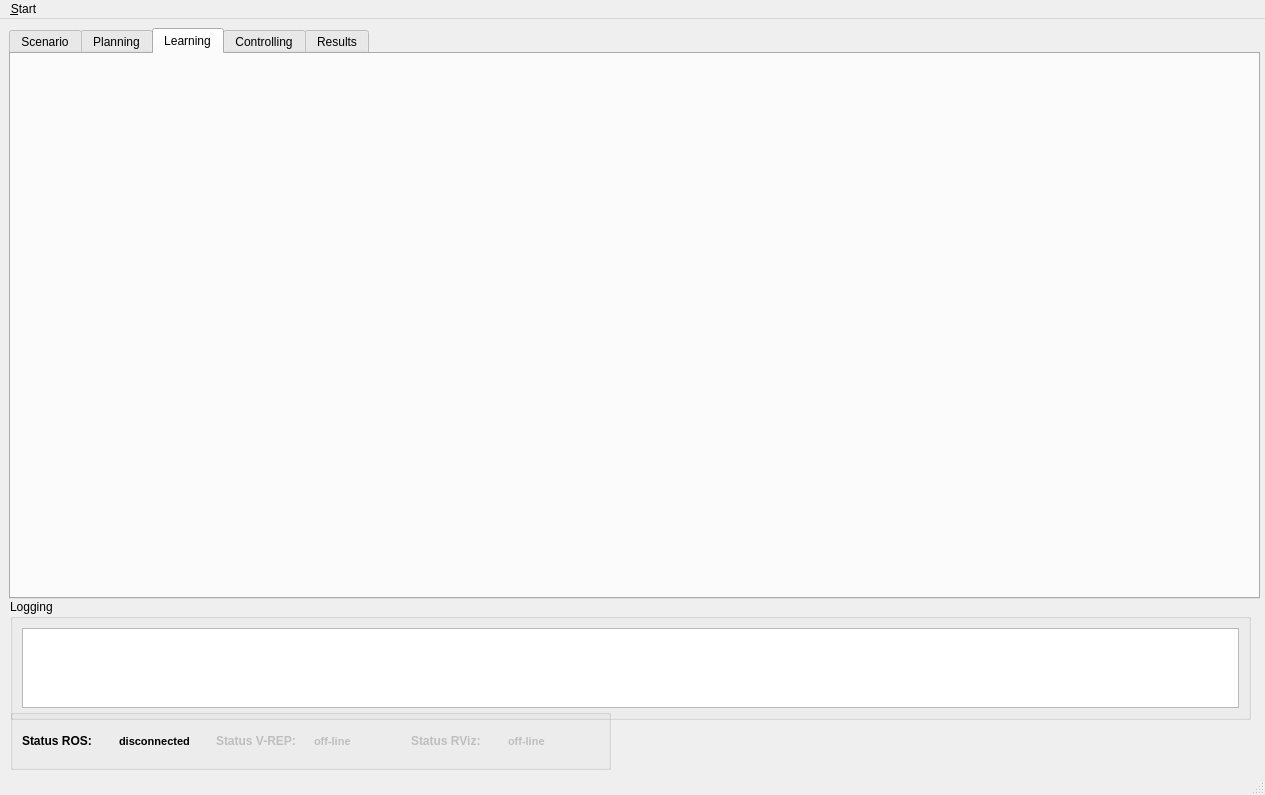
Before: the Qt Designer form ui/main_window.ui in zohannn/motion_manager, drawn with Qt 5.
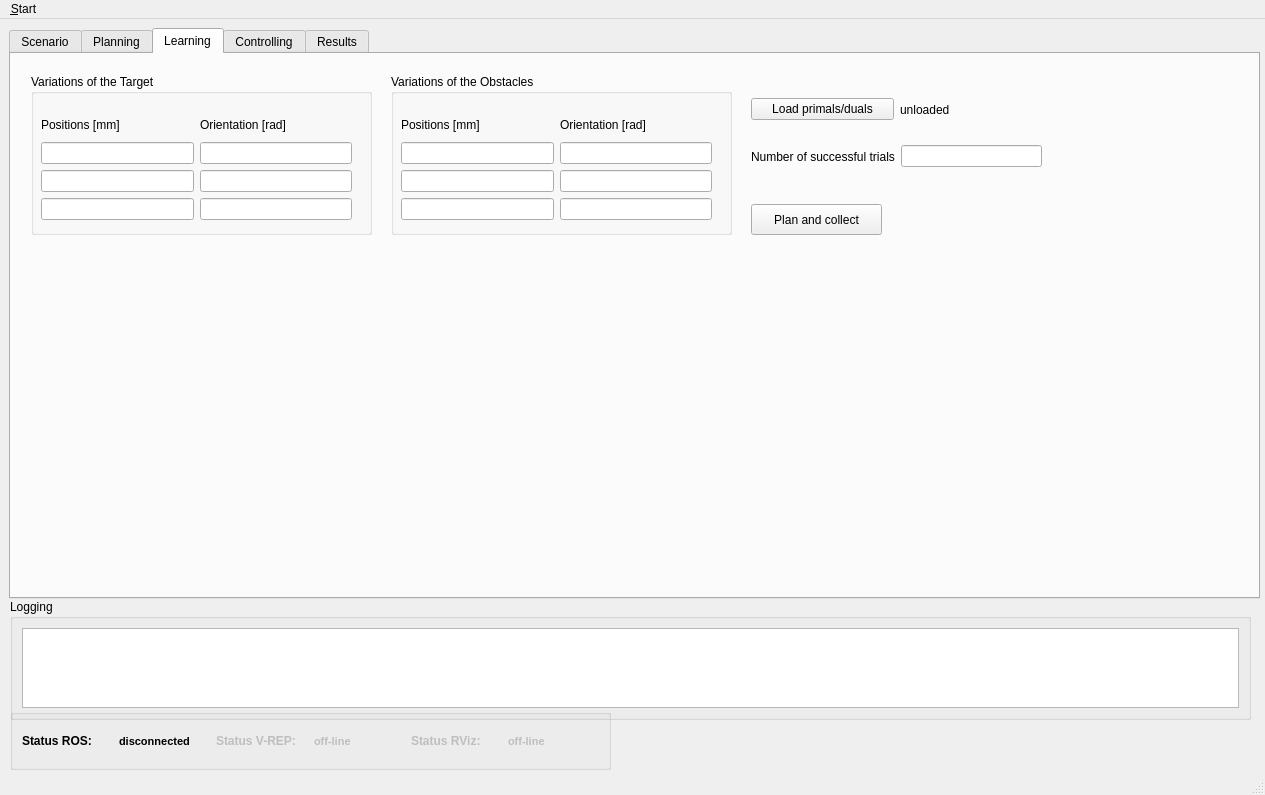
After: the same form once the commit is applied. The open tabs and pages were chosen to show the change. Icons and pictures are not drawn. Custom widgets are drawn as their Qt base class.

Patch:
```diff
--- a/ui/main_window.ui
+++ b/ui/main_window.ui
@@ -1057,6 +1057,197 @@
      <attribute name="title">
       <string>Learning</string>
      </attribute>
+     <widget class="QGroupBox" name="groupBox_tar_var">
+      <property name="geometry">
+       <rect>
+        <x>20</x>
+        <y>20</y>
+        <width>341</width>
+        <height>161</height>
+       </rect>
+      </property>
+      <property name="title">
+       <string>Variations of the Target</string>
+      </property>
+      <widget class="QWidget" name="">
+       <property name="geometry">
+        <rect>
+         <x>10</x>
+         <y>40</y>
+         <width>311</width>
+         <height>106</height>
+        </rect>
+       </property>
+       <layout class="QHBoxLayout" name="horizontalLayout_40">
+        <item>
+         <layout class="QVBoxLayout" name="verticalLayout_18">
+          <item>
+           <widget class="QLabel" name="label_tar_pos_var">
+            <property name="text">
+             <string>Positions [mm]</string>
+            </property>
+           </widget>
+          </item>
+          <item>
+           <widget class="QLineEdit" name="lineEdit_tar_x_var"/>
+          </item>
+          <item>
+           <widget class="QLineEdit" name="lineEdit_tar_y_var"/>
+          </item>
+          <item>
+           <widget class="QLineEdit" name="lineEdit_tar_z_var"/>
+          </item>
+         </layout>
+        </item>
+        <item>
+         <layout class="QVBoxLayout" name="verticalLayout_19">
+          <item>
+           <widget class="QLabel" name="label_tar_orient_var">
+            <property name="text">
+             <string>Orientation [rad]</string>
+            </property>
+           </widget>
+          </item>
+          <item>
+           <widget class="QLineEdit" name="lineEdit_tar_roll_var"/>
+          </item>
+          <item>
+           <widget class="QLineEdit" name="lineEdit_tar_pitch_var"/>
+          </item>
+          <item>
+           <widget class="QLineEdit" name="lineEdit_tar_yaw_var"/>
+          </item>
+         </layout>
+        </item>
+       </layout>
+      </widget>
+     </widget>
+     <widget class="QGroupBox" name="groupBox_obsts_var">
+      <property name="geometry">
+       <rect>
+        <x>380</x>
+        <y>20</y>
+        <width>341</width>
+        <height>161</height>
+       </rect>
+      </property>
+      <property name="title">
+       <string>Variations of the Obstacles</string>
+      </property>
+      <widget class="QWidget" name="layoutWidget_7">
+       <property name="geometry">
+        <rect>
+         <x>10</x>
+         <y>40</y>
+         <width>311</width>
+         <height>106</height>
+        </rect>
+       </property>
+       <layout class="QHBoxLayout" name="horizontalLayout_43">
+        <item>
+         <layout class="QVBoxLayout" name="verticalLayout_20">
+          <item>
+           <widget class="QLabel" name="label_obsts_pos_var">
+            <property name="text">
+             <string>Positions [mm]</string>
+            </property>
+           </widget>
+          </item>
+          <item>
+           <widget class="QLineEdit" name="lineEdit_obsts_x_var"/>
+          </item>
+          <item>
+           <widget class="QLineEdit" name="lineEdit_obsts_y_var"/>
+          </item>
+          <item>
+           <widget class="QLineEdit" name="lineEdit_obsts_z_var"/>
+          </item>
+         </layout>
+        </item>
+        <item>
+         <layout class="QVBoxLayout" name="verticalLayout_21">
+          <item>
+           <widget class="QLabel" name="label_obsts_orient_var">
+            <property name="text">
+             <string>Orientation [rad]</string>
+            </property>
+           </widget>
+          </item>
+          <item>
+           <widget class="QLineEdit" name="lineEdit_obsts_roll_var"/>
+          </item>
+          <item>
+           <widget class="QLineEdit" name="lineEdit_obsts_pitch_var"/>
+          </item>
+          <item>
+           <widget class="QLineEdit" name="lineEdit_obsts_yaw_var"/>
+          </item>
+         </layout>
+        </item>
+       </layout>
+      </widget>
+     </widget>
+     <widget class="QPushButton" name="pushButton_plan_collect">
+      <property name="geometry">
+       <rect>
+        <x>740</x>
+        <y>150</y>
+        <width>131</width>
+        <height>31</height>
+       </rect>
+      </property>
+      <property name="text">
+       <string>Plan and collect</string>
+      </property>
+     </widget>
+     <widget class="QWidget" name="">
+      <property name="geometry">
+       <rect>
+        <x>740</x>
+        <y>90</y>
+        <width>291</width>
+        <height>25</height>
+       </rect>
+      </property>
+      <layout class="QHBoxLayout" name="horizontalLayout_46">
+       <item>
+        <widget class="QLabel" name="label_trials">
+         <property name="text">
+          <string>Number of successful trials</string>
+         </property>
+        </widget>
+       </item>
+       <item>
+        <widget class="QLineEdit" name="lineEdit_trials"/>
+       </item>
+      </layout>
+     </widget>
+     <widget class="QWidget" name="">
+      <property name="geometry">
+       <rect>
+        <x>740</x>
+        <y>40</y>
+        <width>291</width>
+        <height>31</height>
+       </rect>
+      </property>
+      <layout class="QHBoxLayout" name="horizontalLayout_47">
+       <item>
+        <widget class="QPushButton" name="pushButton_load_learn_prim_duals">
+         <property name="text">
+          <string>Load primals/duals</string>
+         </property>
+        </widget>
+       </item>
+       <item>
+        <widget class="QLabel" name="label_loaded">
+         <property name="text">
+          <string>unloaded</string>
+         </property>
+        </widget>
+       </item>
+      </layout>
+     </widget>
     </widget>
     <widget class="QWidget" name="tab_control">
      <attribute name="title">
```
Left out of the diff: 2 changed lines with no effect on the pictures.
